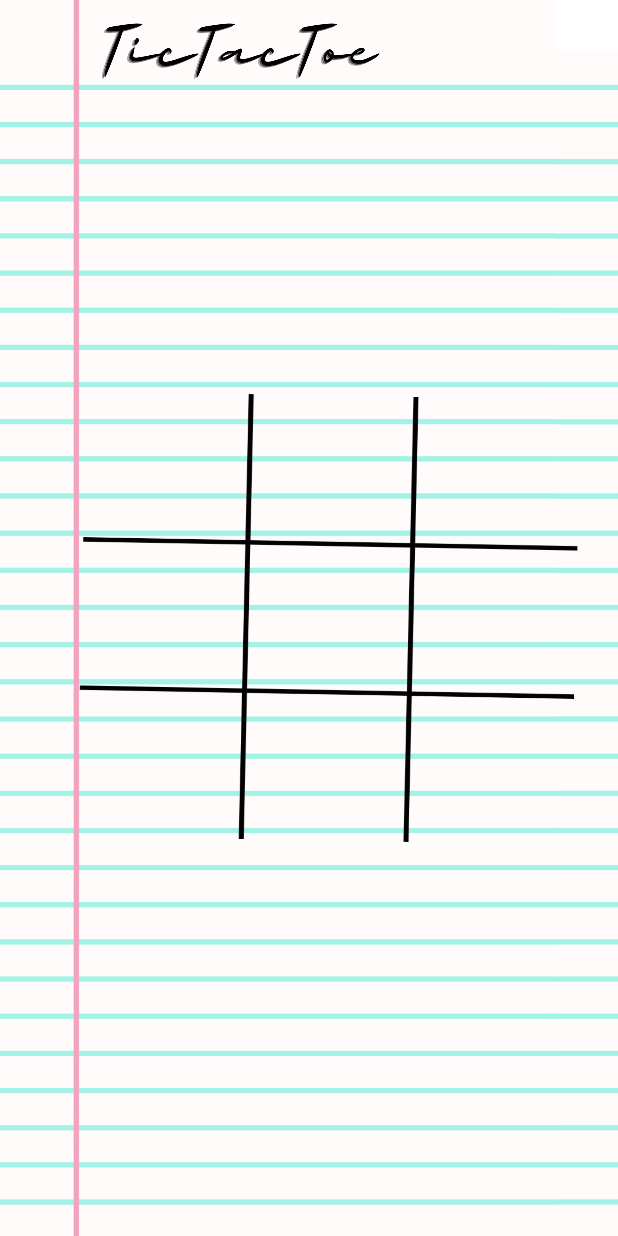
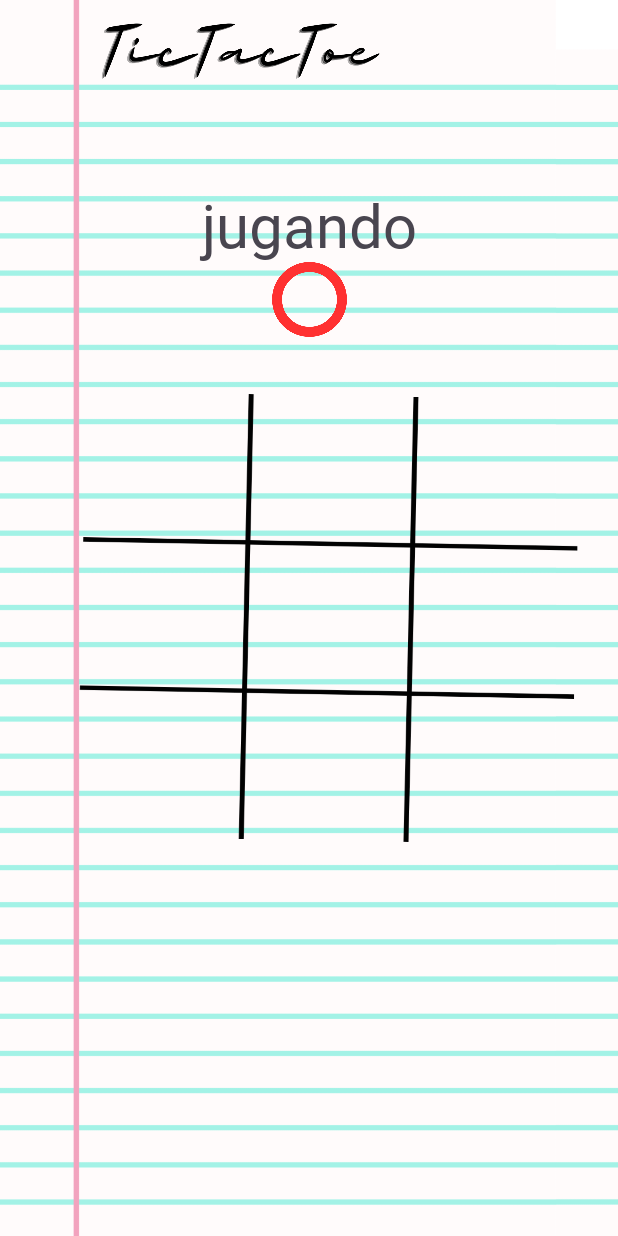
Before and after one commit to Lottodo/UABC-Android-PonceOdohui-Practica_1_TicTaeToe, an Android app: the screen it shows after launch (MainActivity), on a phone screen of 412 x 824 dp. Run offline under Robolectric (Android 15) with nearby library versions, the phone set to English and light mode, and no system bars.

Commit message:
added change turn and have an indicator of wich turn is

```diff
--- a/app/src/main/java/uabc/ico/tictaetoe/MainActivity.kt
+++ b/app/src/main/java/uabc/ico/tictaetoe/MainActivity.kt
@@ -6,21 +6,27 @@ import android.os.Bundle
 import android.view.View
 import android.widget.ImageView
 import androidx.appcompat.app.AppCompatActivity
+import androidx.appcompat.app.AppCompatDelegate
 
 
 class MainActivity : AppCompatActivity() {
 
     val juego: Juego = Juego()
+    lateinit var turnoV: ImageView
 
     @SuppressLint("MissingInflatedId")
     override fun onCreate(savedInstanceState: Bundle?) {
         super.onCreate(savedInstanceState)
+        AppCompatDelegate.setDefaultNightMode(AppCompatDelegate.MODE_NIGHT_NO)
         setContentView(R.layout.activity_main)
 
         var line: ImageView = findViewById(R.id.diagonalImageView) //Para voltear usa scaleX
         line.alpha = 0.0F
         line = findViewById(R.id.rectaImageView)
         line.alpha = 0.0F
+
+        turnoV = findViewById(R.id.turnoView)
+        turnoV.setImageResource(R.drawable.o)
 
     }
 
@@ -29,10 +35,12 @@ class MainActivity : AppCompatActivity() {
 
 
         val turno: Int = juego.jugarTurno()
-        val simbolo: Int
+        var simbolo: Int
 
 
         if(turno != 2) {
+            if(turnoV.alpha == 0.0F) turnoV.alpha = 1.0F
+
             simbolo = if (turno == 0) R.drawable.x else R.drawable.o
             var imgV: ImageView? = null
             when (view) {
@@ -49,9 +57,10 @@ class MainActivity : AppCompatActivity() {
             if (imgV != null) {
                 imgV.alpha = 1.0F
                 imgV.setImageResource(simbolo)
+                simbolo = if (turno == 0) R.drawable.o else R.drawable.x
+                turnoV.setImageResource(simbolo)
             }
         }
-
 
     }
 
--- a/app/src/main/res/layout/activity_main.xml
+++ b/app/src/main/res/layout/activity_main.xml
@@ -11,8 +11,8 @@
         android:id="@+id/imageButton22"
         android:layout_width="85dp"
         android:layout_height="85dp"
+        android:alpha="0"
         android:onClick="presionarBoton"
-        android:alpha="0"
         app:layout_constraintBottom_toBottomOf="parent"
         app:layout_constraintEnd_toEndOf="parent"
         app:layout_constraintHorizontal_bias="0.864"
@@ -26,8 +26,8 @@
         android:id="@+id/imageButton21"
         android:layout_width="85dp"
         android:layout_height="85dp"
+        android:alpha="0"
         android:onClick="presionarBoton"
-        android:alpha="0"
         app:layout_constraintBottom_toBottomOf="parent"
         app:layout_constraintEnd_toEndOf="parent"
         app:layout_constraintHorizontal_bias="0.533"
@@ -41,8 +41,8 @@
         android:id="@+id/imageButton20"
         android:layout_width="85dp"
         android:layout_height="85dp"
+        android:alpha="0"
         android:onClick="presionarBoton"
-        android:alpha="0"
         app:layout_constraintBottom_toBottomOf="parent"
         app:layout_constraintEnd_toEndOf="parent"
         app:layout_constraintHorizontal_bias="0.221"
@@ -56,8 +56,8 @@
         android:id="@+id/imageButton12"
         android:layout_width="85dp"
         android:layout_height="85dp"
+        android:alpha="0"
         android:onClick="presionarBoton"
-        android:alpha="0"
         app:layout_constraintBottom_toBottomOf="parent"
         app:layout_constraintEnd_toEndOf="parent"
         app:layout_constraintHorizontal_bias="0.864"
@@ -71,8 +71,8 @@
         android:id="@+id/imageButton11"
         android:layout_width="85dp"
         android:layout_height="85dp"
+        android:alpha="0"
         android:onClick="presionarBoton"
-        android:alpha="0"
         app:layout_constraintBottom_toBottomOf="parent"
         app:layout_constraintEnd_toEndOf="parent"
         app:layout_constraintHorizontal_bias="0.554"
@@ -86,8 +86,8 @@
         android:id="@+id/imageButton10"
         android:layout_width="85dp"
         android:layout_height="85dp"
+        android:alpha="0"
         android:onClick="presionarBoton"
-        android:alpha="0"
         app:layout_constraintBottom_toBottomOf="parent"
         app:layout_constraintEnd_toEndOf="parent"
         app:layout_constraintHorizontal_bias="0.221"
@@ -116,8 +116,8 @@
         android:id="@+id/imageButton01"
         android:layout_width="85dp"
         android:layout_height="85dp"
+        android:alpha="0"
         android:onClick="presionarBoton"
-        android:alpha="0"
         app:layout_constraintBottom_toBottomOf="parent"
         app:layout_constraintEnd_toEndOf="parent"
         app:layout_constraintHorizontal_bias="0.554"
@@ -179,4 +179,33 @@
         app:layout_constraintVertical_bias="0.0"
         app:srcCompat="@drawable/ttt_logo" />
 
+    <TextView
+        android:id="@+id/jugando"
+        android:layout_width="242dp"
+        android:layout_height="52dp"
+        android:layout_marginTop="29dp"
+        android:layout_marginBottom="46dp"
+        android:fontFamily="@font/majesty_regular"
+        android:gravity="center"
+        android:text="@string/jugando"
+        android:textSize="40sp"
+        app:layout_constraintBottom_toTopOf="@+id/diagonalImageView"
+        app:layout_constraintEnd_toEndOf="parent"
+        app:layout_constraintStart_toStartOf="parent"
+        app:layout_constraintTop_toBottomOf="@+id/imageViewLogo"
+        tools:ignore="TextSizeCheck" />
+
+    <ImageView
+        android:id="@+id/turnoView"
+        android:layout_width="50dp"
+        android:layout_height="50dp"
+        android:textColor="@color/black"
+        app:layout_constraintBottom_toBottomOf="parent"
+        app:layout_constraintEnd_toEndOf="parent"
+        app:layout_constraintStart_toStartOf="parent"
+        app:layout_constraintTop_toBottomOf="@+id/jugando"
+        app:layout_constraintVertical_bias="0.0"
+        app:srcCompat="@drawable/o"
+        tools:ignore="ContentDescription" />
+
 </androidx.constraintlayout.widget.ConstraintLayout>
--- a/app/src/main/res/values/strings.xml
+++ b/app/src/main/res/values/strings.xml
@@ -1,4 +1,5 @@
 <resources>
     <string name="app_name">TicTaeToe</string>
     <string name="button">Button</string>
+    <string name="jugando">jugando</string>
 </resources>
```
